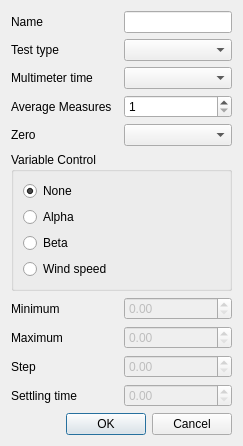
Above: measurementspreferences.ui from froque/AeroIST before the change. Below: the same form after it.
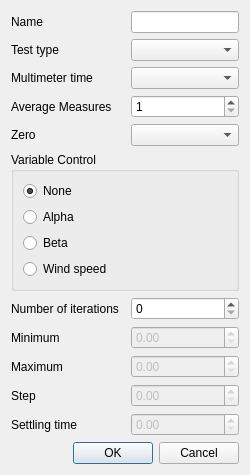
That is the form after the change.

The edit to the form file:
```diff
--- a/measurementspreferences.ui
+++ b/measurementspreferences.ui
@@ -6,8 +6,8 @@
    <rect>
     <x>0</x>
     <y>0</y>
-    <width>299</width>
-    <height>490</height>
+    <width>318</width>
+    <height>523</height>
    </rect>
   </property>
   <property name="windowTitle">
@@ -197,6 +197,20 @@
    <item row="4" column="2">
     <widget class="QComboBox" name="comboBox"/>
    </item>
+   <item row="6" column="2">
+    <widget class="QSpinBox" name="spinBoxN">
+     <property name="maximum">
+      <number>999</number>
+     </property>
+    </widget>
+   </item>
+   <item row="6" column="0">
+    <widget class="QLabel" name="labelN">
+     <property name="text">
+      <string>Number of iterations</string>
+     </property>
+    </widget>
+   </item>
   </layout>
  </widget>
  <resources/>
```
